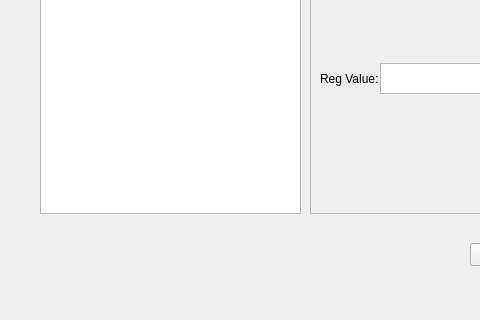
luk6xff/RaspberryPiI2cSpiDevTester, file code/uiRegisterForm.ui: the form before one commit; both pictures show x 0 to 480 and y 137 to 457 of the 695 by 457 pixel window.
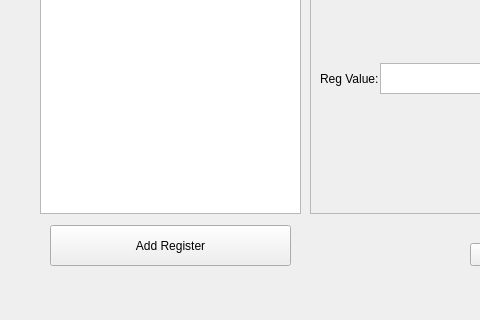
The form after the commit.

Commit message: mvc pattern added for easier handling data in register form

Patch:
```diff
--- a/code/uiRegisterForm.ui
+++ b/code/uiRegisterForm.ui
@@ -282,6 +282,19 @@
     </item>
    </layout>
   </widget>
+  <widget class="QPushButton" name="addRegisterButton">
+   <property name="geometry">
+    <rect>
+     <x>50</x>
+     <y>362</y>
+     <width>241</width>
+     <height>41</height>
+    </rect>
+   </property>
+   <property name="text">
+    <string>Add Register</string>
+   </property>
+  </widget>
  </widget>
  <resources/>
  <connections/>
```
The commit also changes 3 other files.
